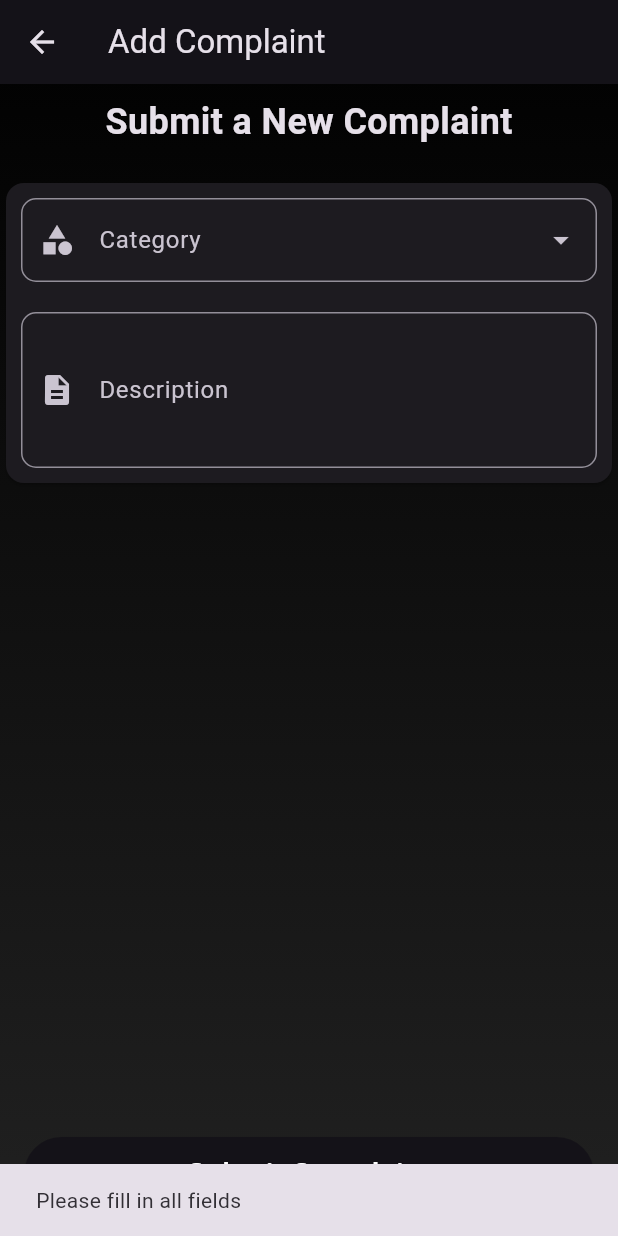
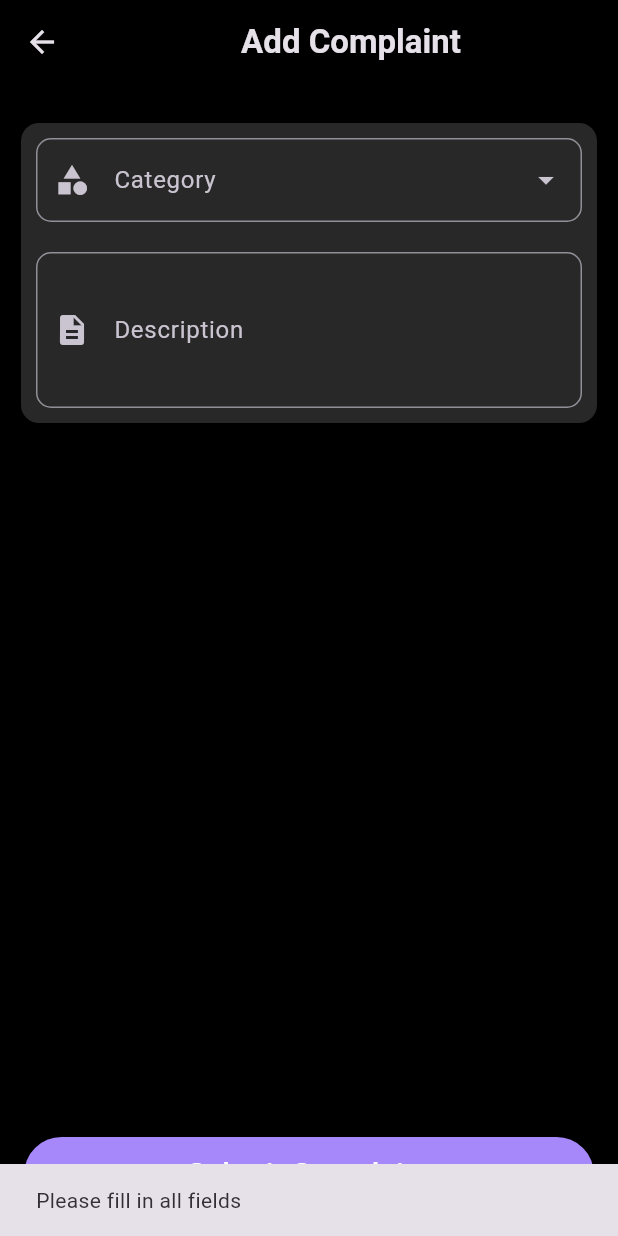
Before and after one commit to drowsy-coder/solveathon24, a Flutter app: the ComplaintFormScreen screen opened directly, after a tap on "Submit Complaint", on a phone screen of 412 x 824 dp. Run offline on Flutter 3.47's test engine with Material 3 defaults, Android fonts, the phone set to English and light mode, and no system bars; drawn by our look-alikes of dropdown_textfield; our stand-ins replace animated_text_kit, audioplayers, bubble, carousel_slider, cloud_firestore, firebase_auth and 6 more; missing offline and left inert: flutter_face_api, google_mlkit_face_detection; accounts and stored records are empty.

Commit message:
Refactor UI and import statements in complaints.dart

```diff
--- a/lib/screens/complaints.dart
+++ b/lib/screens/complaints.dart
@@ -9,24 +9,27 @@ class ComplaintFormScreen extends StatelessWidget {
 
   @override
   Widget build(BuildContext context) {
-    return SafeArea(
-      child: Container(
-        decoration: BoxDecoration(
-          gradient: LinearGradient(
-            begin: Alignment.topCenter,
-            end: Alignment.bottomCenter,
-            colors: [Colors.black, Colors.grey[900]!],
-          ),
+    return Container(
+      // decoration: BoxDecoration(
+      //   gradient: LinearGradient(
+      //     begin: Alignment.topCenter,
+      //     end: Alignment.bottomCenter,
+      //     colors: [Colors.black, Colors.grey[900]!],
+      //   ),
+      // ),
+      child: Scaffold(
+        backgroundColor: Colors.black,
+        // backgroundColor: Colors.grey[900],
+        appBar: AppBar(
+          title: Center(
+              child: const Text(
+            'Add Complaint',
+            style: TextStyle(fontWeight: FontWeight.bold),
+          )),
+          elevation: 0,
+          backgroundColor: Colors.transparent,
         ),
-        child: Scaffold(
-          backgroundColor: Colors.transparent,
-          // backgroundColor: Colors.grey[900],
-          appBar: AppBar(
-            title: const Text('Add Complaint'),
-            elevation: 0,
-          ),
-          body: const ComplaintsForm(),
-        ),
+        body: const ComplaintsForm(),
       ),
     );
   }
@@ -100,18 +103,20 @@ class _ComplaintsFormState extends State<ComplaintsForm> {
     //     ),
     return Column(
       children: [
-        const Padding(
-          padding: EdgeInsets.all(8),
-          child: Text(
-            'Submit a New Complaint',
-            style: TextStyle(
-              fontSize: 24,
-              fontWeight: FontWeight.bold,
-            ),
-          ),
-        ),
+        // const Padding(
+        //   padding: EdgeInsets.all(8),
+        //   child: Text(
+        //     'Submit a New Complaint',
+        //     style: TextStyle(
+        //       fontSize: 24,
+        //       fontWeight: FontWeight.bold,
+        //     ),
+        //   ),
+        // ),
         const SizedBox(height: 12),
         Card(
+          color: Color(0xff282828),
+          margin: EdgeInsets.all(14),
           child: Padding(
             padding: const EdgeInsets.all(10),
             child: Column(
@@ -155,10 +160,13 @@ class _ComplaintsFormState extends State<ComplaintsForm> {
         Padding(
           padding: const EdgeInsets.all(16),
           child: ElevatedButton(
-            onPressed: submitComplaint,
+            onPressed: (){
+              submitComplaint();
+              FocusScope.of(context).unfocus();
+            },
             style: ElevatedButton.styleFrom(
-              backgroundColor: //Color.fromARGB(255, 56, 210, 230),
-                  Theme.of(context).primaryColor,
+              backgroundColor: Color(0xffa688fa),
+              // Theme.of(context).primaryColor,
               minimumSize: const Size.fromHeight(50),
               // padding: const EdgeInsets.symmetric(horizontal: 50, vertical: 15),
               // shape: RoundedRectangleBorder(
```
